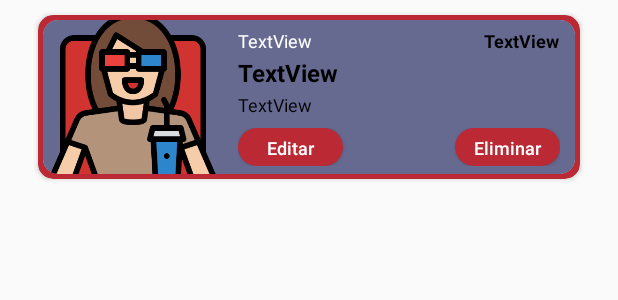
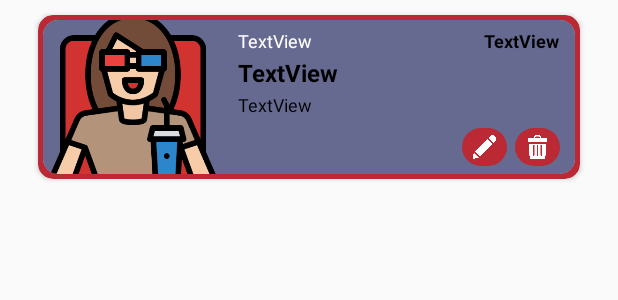
Before and after one commit to JesusMartinez20/TheVault, an Android app: the layout comentario_vista_perfil.xml on its own in the app's theme, with its tools: preview values and no code run, on a phone screen of 412 x 824 dp. Shown: the top 300 px of the screen. Run offline under Robolectric (Android 15) with nearby library versions, the phone set to English and light mode, and no system bars.

Commit message:
Logos de edicion y eliminar

```diff
--- a/app/src/main/java/com/example/thevault/Perfil.java
+++ b/app/src/main/java/com/example/thevault/Perfil.java
@@ -9,6 +9,7 @@ import android.content.SharedPreferences;
 import android.os.Bundle;
 import android.view.View;
 import android.widget.Button;
+import android.widget.ImageButton;
 import android.widget.ImageView;
 import android.widget.LinearLayout;
 import android.widget.TextView;
@@ -122,7 +123,7 @@ public class Perfil extends AppCompatActivity {
                                         txtOpinion.setText(jsonArray.getJSONObject(i).getString("opinion"));
                                         ImageView avatar = (ImageView) comment.findViewById(R.id.imgComentarioAvatarPerfil);
                                         Picasso.get().load(jsonArray.getJSONObject(i).getString("imagen")).into(avatar);
-                                        Button btnEditarComentario=(Button)comment.findViewById(R.id.btnEditarComentPerfil);
+                                        ImageButton btnEditarComentario=(ImageButton)comment.findViewById(R.id.btnEditarComentPerfil);
                                         final int commentID=jsonArray.getJSONObject(i).getInt("id");
                                         btnEditarComentario.setOnClickListener(new View.OnClickListener() {
                                             @Override
@@ -135,7 +136,7 @@ public class Perfil extends AppCompatActivity {
 
 
 
-                                        Button btnEliminarComentario=(Button)comment.findViewById(R.id.btnEliminarComentPerfil);
+                                        ImageButton btnEliminarComentario=(ImageButton)comment.findViewById(R.id.btnEliminarComentPerfil);
                                         btnEliminarComentario.setOnClickListener(new View.OnClickListener() {
                                             @Override
                                             public void onClick(View view) {
--- a/app/src/main/res/layout/comentario_vista_perfil.xml
+++ b/app/src/main/res/layout/comentario_vista_perfil.xml
@@ -121,30 +121,37 @@
                     app:layout_constraintStart_toStartOf="parent"
                     app:layout_constraintTop_toBottomOf="@+id/linearLayout3">
 
-                    <Button
-                        android:id="@+id/btnEditarComentPerfil"
-                        android:layout_width="70dp"
-                        android:layout_height="25dp"
-                        android:background="@drawable/circle_button"
-                        android:text="@string/Botones_editar"
-                        android:textAllCaps="false"
-                        android:textColor="@color/primario_texto"
-                        android:textSize="12sp" />
-
                     <Space
                         android:layout_width="wrap_content"
                         android:layout_height="wrap_content"
                         android:layout_weight="1" />
 
-                    <Button
-                        android:id="@+id/btnEliminarComentPerfil"
-                        android:layout_width="70dp"
+                    <ImageButton
+                        android:id="@+id/btnEditarComentPerfil"
+                        android:layout_width="30dp"
                         android:layout_height="25dp"
                         android:background="@drawable/circle_button"
-                        android:text="@string/Botones_eliminar"
+
+                        android:scaleType="fitCenter"
+                        android:src="@mipmap/dibujar"
                         android:textAllCaps="false"
                         android:textColor="@color/primario_texto"
-                        android:textSize="12sp" />
+                        android:textSize="12sp"
+                        android:tint="@color/white" />
+
+                    <ImageButton
+                        android:id="@+id/btnEliminarComentPerfil"
+                        android:layout_width="30dp"
+                        android:layout_height="25dp"
+                        android:layout_marginLeft="5dp"
+
+                        android:background="@drawable/circle_button"
+                        android:scaleType="fitCenter"
+                        android:src="@mipmap/basura"
+                        android:textAllCaps="false"
+                        android:textColor="@color/primario_texto"
+                        android:textSize="12sp"
+                        android:tint="@color/white" />
                 </LinearLayout>
 
             </LinearLayout>
```
Also changed, not shown: app/src/main/res/mipmap-hdpi/basura.png (added), app/src/main/res/mipmap-hdpi/dibujar.png (added), app/src/main/res/mipmap-hdpi/editar.png (added).
